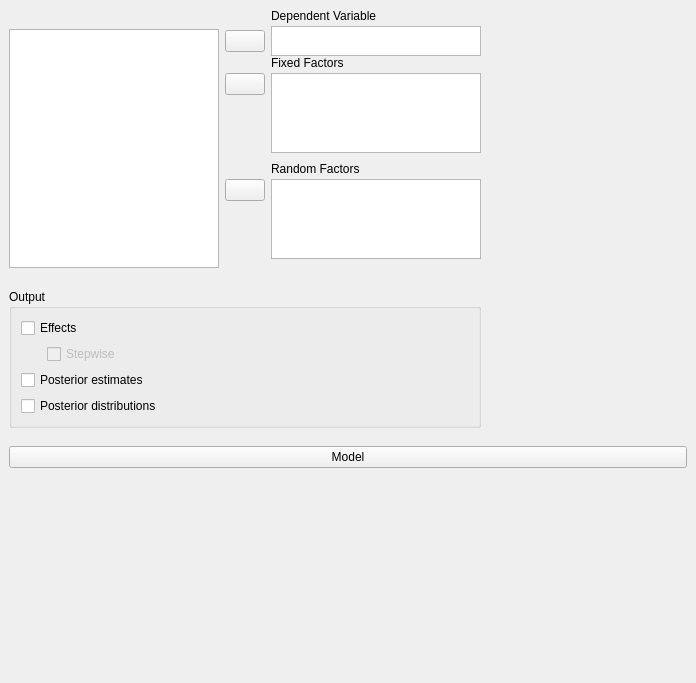
Old version of the form JASP-Desktop/analysisforms/anovabayesianform.ui in the repository jasp-stats/jasp-desktop.
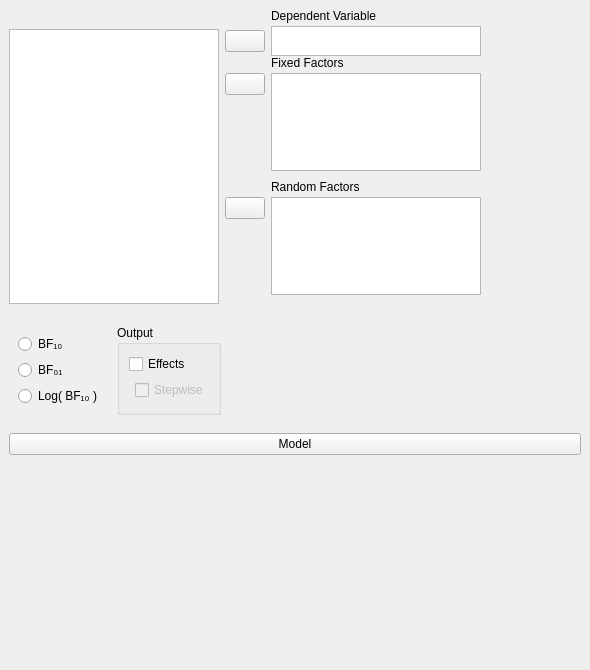
New version of the form. Custom widgets are drawn as their Qt base class.

Commit message: All Bayes: Added Log(BF10) UI option

What changed in the file:
```diff
--- a/JASP-Desktop/analysisforms/anovabayesianform.ui
+++ b/JASP-Desktop/analysisforms/anovabayesianform.ui
@@ -6,14 +6,14 @@
    <rect>
     <x>0</x>
     <y>0</y>
-    <width>696</width>
-    <height>679</height>
+    <width>590</width>
+    <height>670</height>
    </rect>
   </property>
   <property name="windowTitle">
    <string>Form</string>
   </property>
-  <layout class="QGridLayout" name="gridLayout_8">
+  <layout class="QGridLayout" name="gridLayout_9">
    <property name="leftMargin">
     <number>0</number>
    </property>
@@ -26,7 +26,7 @@
    <property name="bottomMargin">
     <number>0</number>
    </property>
-   <property name="verticalSpacing">
+   <property name="spacing">
     <number>0</number>
    </property>
    <item row="0" column="0">
@@ -319,6 +319,107 @@
      </property>
     </widget>
    </item>
+   <item row="1" column="0" colspan="2">
+    <widget class="QWidget" name="widget_10" native="true">
+     <layout class="QGridLayout" name="gridLayout_4">
+      <item row="0" column="0">
+       <widget class="BoundGroupBox" name="bayesFactorType" native="true">
+        <property name="title" stdset="0">
+         <string>Bayes Factor</string>
+        </property>
+        <property name="flat" stdset="0">
+         <bool>false</bool>
+        </property>
+        <layout class="QGridLayout" name="gridLayout_13">
+         <item row="1" column="0">
+          <widget class="QRadioButton" name="_2">
+           <property name="text">
+            <string>BF₀₁</string>
+           </property>
+          </widget>
+         </item>
+         <item row="0" column="0">
+          <widget class="QRadioButton" name="_1">
+           <property name="text">
+            <string>BF₁₀</string>
+           </property>
+          </widget>
+         </item>
+         <item row="2" column="0">
+          <widget class="QRadioButton" name="_3">
+           <property name="text">
+            <string>Log( BF₁₀ )</string>
+           </property>
+          </widget>
+         </item>
+        </layout>
+       </widget>
+      </item>
+      <item row="0" column="1">
+       <widget class="GroupBox" name="groupBox_3">
+        <property name="title">
+         <string>Output</string>
+        </property>
+        <layout class="QGridLayout" name="gridLayout_8">
+         <item row="1" column="0" rowspan="2">
+          <widget class="QWidget" name="widget_12" native="true">
+           <property name="maximumSize">
+            <size>
+             <width>20</width>
+             <height>16777215</height>
+            </size>
+           </property>
+          </widget>
+         </item>
+         <item row="1" column="1" rowspan="2">
+          <widget class="BoundCheckBox" name="effectsStepwise">
+           <property name="enabled">
+            <bool>false</bool>
+           </property>
+           <property name="text">
+            <string>Stepwise</string>
+           </property>
+          </widget>
+         </item>
+         <item row="0" column="0" colspan="2">
+          <widget class="BoundCheckBox" name="outputEffects">
+           <property name="text">
+            <string>Effects</string>
+           </property>
+          </widget>
+         </item>
+         <item row="3" column="1">
+          <spacer name="verticalSpacer_3">
+           <property name="orientation">
+            <enum>Qt::Vertical</enum>
+           </property>
+           <property name="sizeHint" stdset="0">
+            <size>
+             <width>20</width>
+             <height>40</height>
+            </size>
+           </property>
+          </spacer>
+         </item>
+        </layout>
+       </widget>
+      </item>
+      <item row="0" column="2">
+       <spacer name="horizontalSpacer">
+        <property name="orientation">
+         <enum>Qt::Horizontal</enum>
+        </property>
+        <property name="sizeHint" stdset="0">
+         <size>
+          <width>40</width>
+          <height>20</height>
+         </size>
+        </property>
+       </spacer>
+      </item>
+     </layout>
+    </widget>
+   </item>
    <item row="2" column="0" colspan="2">
     <widget class="QWidget" name="widget_11" native="true">
      <layout class="QGridLayout" name="gridLayout_6">
@@ -375,62 +476,6 @@
      </layout>
     </widget>
    </item>
-   <item row="1" column="0">
-    <widget class="QWidget" name="widget_12" native="true">
-     <layout class="QGridLayout" name="gridLayout_9">
-      <item row="0" column="0">
-       <widget class="GroupBox" name="groupBox">
-        <property name="title">
-         <string>Output</string>
-        </property>
-        <layout class="QGridLayout" name="gridLayout_4">
-         <item row="0" column="0" colspan="2">
-          <widget class="BoundCheckBox" name="outputEffects">
-           <property name="text">
-            <string>Effects</string>
-           </property>
-          </widget>
-         </item>
-         <item row="1" column="0">
-          <widget class="QWidget" name="widget_10" native="true">
-           <property name="maximumSize">
-            <size>
-             <width>20</width>
-             <height>16777215</height>
-            </size>
-           </property>
-          </widget>
-         </item>
-         <item row="1" column="1">
-          <widget class="BoundCheckBox" name="effectsStepwise">
-           <property name="enabled">
-            <bool>false</bool>
-           </property>
-           <property name="text">
-            <string>Stepwise</string>
-           </property>
-          </widget>
-         </item>
-         <item row="2" column="0" colspan="2">
-          <widget class="BoundCheckBox" name="posteriorEstimates">
-           <property name="text">
-            <string>Posterior estimates</string>
-           </property>
-          </widget>
-         </item>
-         <item row="3" column="0" colspan="2">
-          <widget class="BoundCheckBox" name="posteriorDistributions">
-           <property name="text">
-            <string>Posterior distributions</string>
-           </property>
-          </widget>
-         </item>
-        </layout>
-       </widget>
-      </item>
-     </layout>
-    </widget>
-   </item>
   </layout>
  </widget>
  <customwidgets>
@@ -449,17 +494,6 @@
    <extends>QListView</extends>
    <header>widgets/boundlistview.h</header>
   </customwidget>
-  <customwidget>
-   <class>ExpanderButton</class>
-   <extends>QPushButton</extends>
-   <header>widgets/expanderbutton.h</header>
-  </customwidget>
-  <customwidget>
-   <class>AnovaModelWidget</class>
-   <extends>QWidget</extends>
-   <header>widgets/anovamodelwidget.h</header>
-   <container>1</container>
-  </customwidget>
   <customwidget>
    <class>BoundCheckBox</class>
    <extends>QCheckBox</extends>
@@ -471,6 +505,23 @@
    <header>widgets/groupbox.h</header>
    <container>1</container>
   </customwidget>
+  <customwidget>
+   <class>BoundGroupBox</class>
+   <extends>QWidget</extends>
+   <header>widgets/boundgroupbox.h</header>
+   <container>1</container>
+  </customwidget>
+  <customwidget>
+   <class>ExpanderButton</class>
+   <extends>QPushButton</extends>
+   <header>widgets/expanderbutton.h</header>
+  </customwidget>
+  <customwidget>
+   <class>AnovaModelWidget</class>
+   <extends>QWidget</extends>
+   <header>widgets/anovamodelwidget.h</header>
+   <container>1</container>
+  </customwidget>
  </customwidgets>
  <resources/>
  <connections>
```
Left out of the diff: 19 changed lines with no effect on the pictures. The commit also changes 22 other files.
